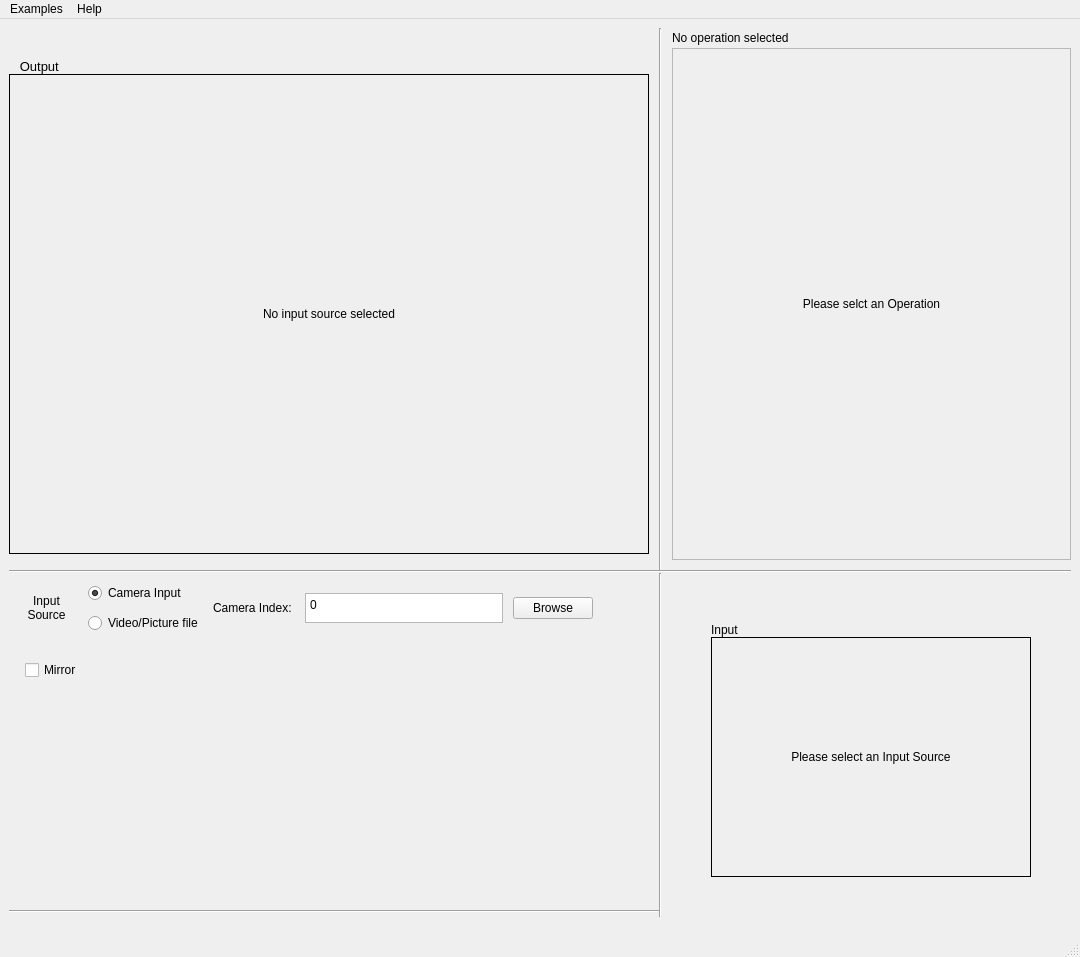
Before: the Qt Designer form mainwindow.ui in JairajJangle/OpenCV-Catalogue, drawn with Qt 5.
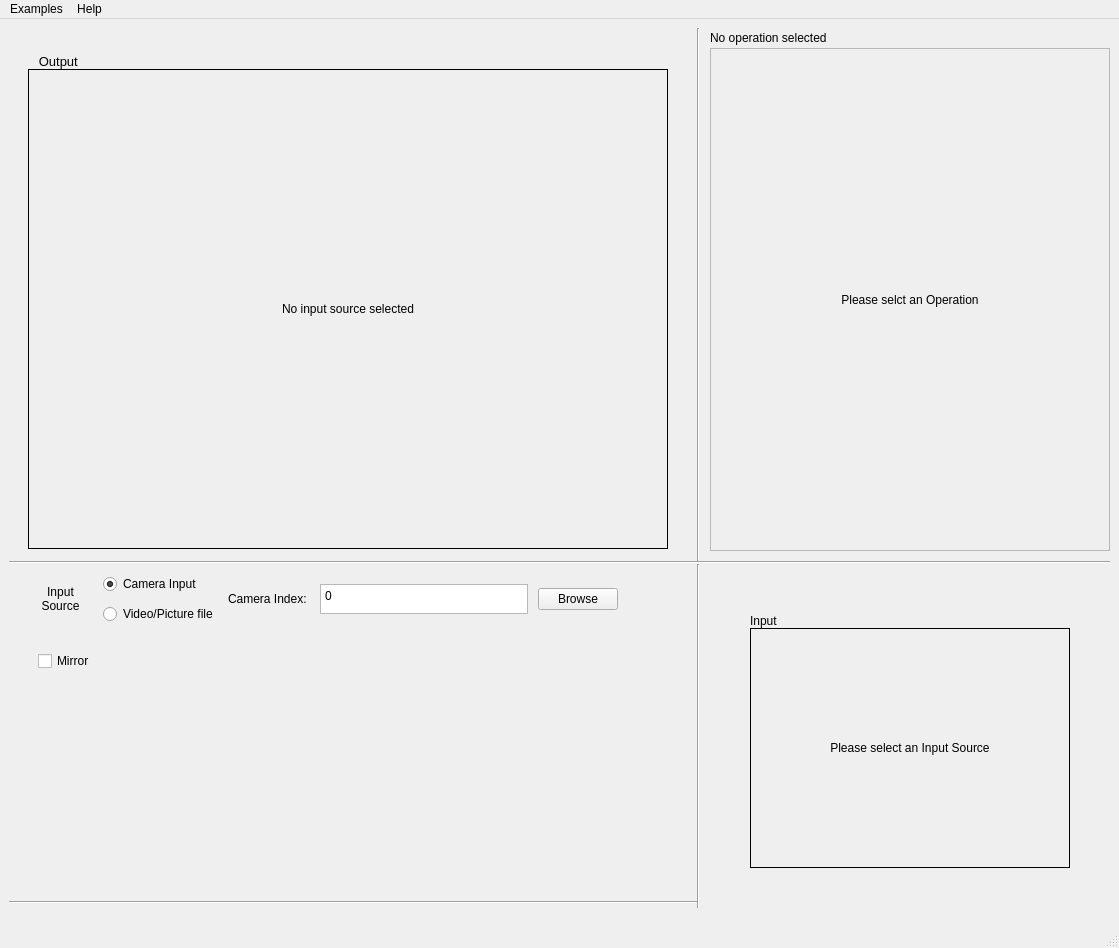
After: the same form once the commit is applied. Icons and pictures are not drawn. Custom widgets are drawn as their Qt base class.

Commit message: Changed default window dimensions

Patch:
```diff
--- a/mainwindow.ui
+++ b/mainwindow.ui
@@ -6,8 +6,8 @@
    <rect>
     <x>0</x>
     <y>0</y>
-    <width>1080</width>
-    <height>957</height>
+    <width>1119</width>
+    <height>948</height>
    </rect>
   </property>
   <property name="minimumSize">
@@ -245,6 +245,9 @@
        <layout class="QGridLayout" name="gridLayout_5">
         <item row="2" column="0">
          <layout class="QVBoxLayout" name="verticalLayout">
+          <property name="spacing">
+           <number>0</number>
+          </property>
           <property name="sizeConstraint">
            <enum>QLayout::SetDefaultConstraint</enum>
           </property>
@@ -258,7 +261,7 @@
               <rect>
                <x>0</x>
                <y>0</y>
-               <width>371</width>
+               <width>410</width>
                <height>509</height>
               </rect>
              </property>
@@ -705,7 +708,7 @@
     <rect>
      <x>0</x>
      <y>0</y>
-     <width>1080</width>
+     <width>1119</width>
      <height>26</height>
     </rect>
    </property>
```
